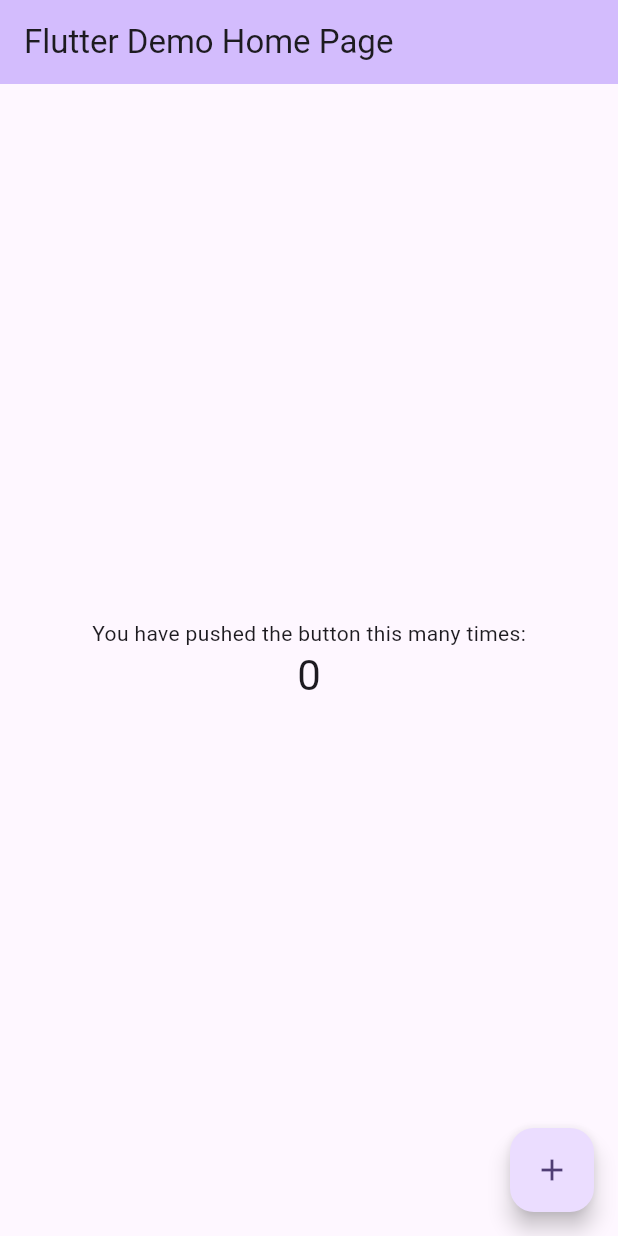
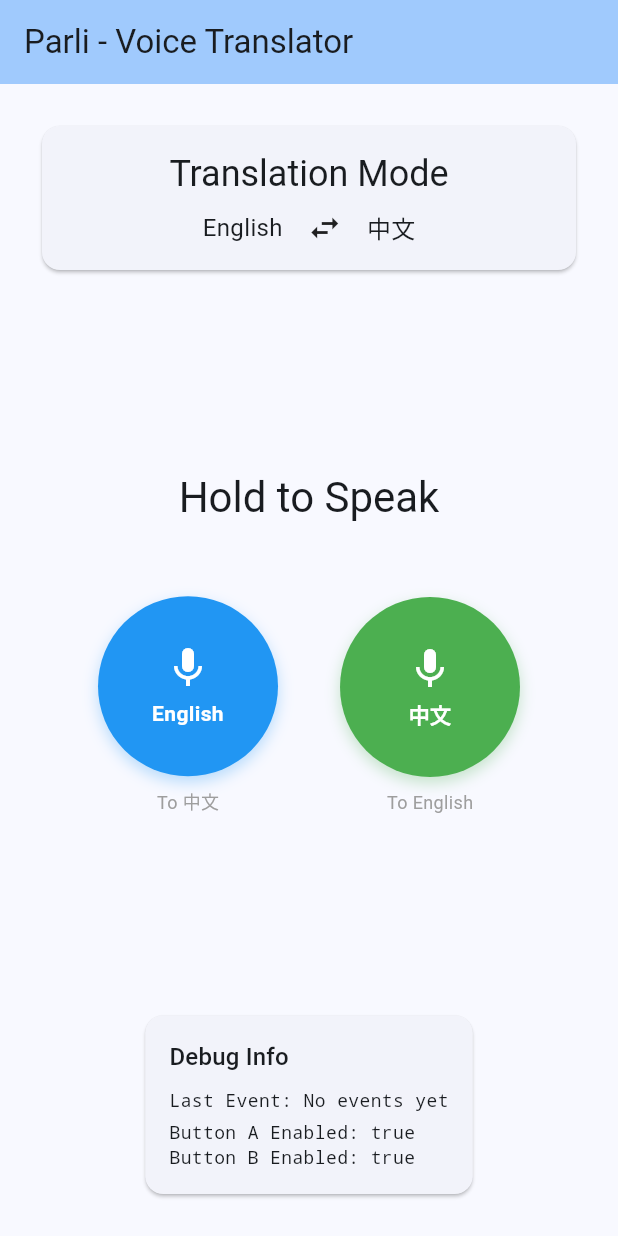
Before and after one commit to ShaneGCareCru/parli, a Flutter app: the screen it shows after launch, on a phone screen of 412 x 824 dp. Run offline on Flutter 3.47's test engine with Material 3 defaults, Android fonts, the phone set to English and light mode, and no system bars; missing offline and left inert: flutter_webrtc.

Commit message:
feat: implement PTT UI skeleton with A/B hold buttons (PAR-20)
- Create reusable PTTButton widget with press/hold/release events
- Support disabled state with visual feedback
- Add scale animation on button press
- Implement A/B button layout for bidirectional translation
- Create PTTScreen with language pair display (EN ↔ 中文)
- Add mutual exclusion (one button disables the other when pressed)
- Include debug panel showing button states and events
- Add comprehensive unit tests for button functionality

🤖 Generated with [Claude Code](https://claude.ai/code)

Co-Authored-By: Claude <noreply@anthropic.com>

```diff
--- a/app/lib/main.dart
+++ b/app/lib/main.dart
@@ -1,4 +1,5 @@
 import 'package:flutter/material.dart';
+import 'screens/ptt_screen.dart';
 
 void main() {
   runApp(const MyApp());
@@ -7,116 +8,15 @@ void main() {
 class MyApp extends StatelessWidget {
   const MyApp({super.key});
 
-  // This widget is the root of your application.
   @override
   Widget build(BuildContext context) {
     return MaterialApp(
-      title: 'Flutter Demo',
+      title: 'Parli - Voice Translator',
       theme: ThemeData(
-        // This is the theme of your application.
-        //
-        // TRY THIS: Try running your application with "flutter run". You'll see
-        // the application has a purple toolbar. Then, without quitting the app,
-        // try changing the seedColor in the colorScheme below to Colors.green
-        // and then invoke "hot reload" (save your changes or press the "hot
-        // reload" button in a Flutter-supported IDE, or press "r" if you used
-        // the command line to start the app).
-        //
-        // Notice that the counter didn't reset back to zero; the application
-        // state is not lost during the reload. To reset the state, use hot
-        // restart instead.
-        //
-        // This works for code too, not just values: Most code changes can be
-        // tested with just a hot reload.
-        colorScheme: ColorScheme.fromSeed(seedColor: Colors.deepPurple),
+        colorScheme: ColorScheme.fromSeed(seedColor: Colors.blue),
+        useMaterial3: true,
       ),
-      home: const MyHomePage(title: 'Flutter Demo Home Page'),
+      home: const PTTScreen(),
     );
   }
 }
-
-class MyHomePage extends StatefulWidget {
-  const MyHomePage({super.key, required this.title});
-
-  // This widget is the home page of your application. It is stateful, meaning
-  // that it has a State object (defined below) that contains fields that affect
-  // how it looks.
-
-  // This class is the configuration for the state. It holds the values (in this
-  // case the title) provided by the parent (in this case the App widget) and
-  // used by the build method of the State. Fields in a Widget subclass are
-  // always marked "final".
-
-  final String title;
-
-  @override
-  State<MyHomePage> createState() => _MyHomePageState();
-}
-
-class _MyHomePageState extends State<MyHomePage> {
-  int _counter = 0;
-
-  void _incrementCounter() {
-    setState(() {
-      // This call to setState tells the Flutter framework that something has
-      // changed in this State, which causes it to rerun the build method below
-      // so that the display can reflect the updated values. If we changed
-      // _counter without calling setState(), then the build method would not be
-      // called again, and so nothing would appear to happen.
-      _counter++;
-    });
-  }
-
-  @override
-  Widget build(BuildContext context) {
-    // This method is rerun every time setState is called, for instance as done
-    // by the _incrementCounter method above.
-    //
-    // The Flutter framework has been optimized to make rerunning build methods
-    // fast, so that you can just rebuild anything that needs updating rather
-    // than having to individually change instances of widgets.
-    return Scaffold(
-      appBar: AppBar(
-        // TRY THIS: Try changing the color here to a specific color (to
-        // Colors.amber, perhaps?) and trigger a hot reload to see the AppBar
-        // change color while the other colors stay the same.
-        backgroundColor: Theme.of(context).colorScheme.inversePrimary,
-        // Here we take the value from the MyHomePage object that was created by
-        // the App.build method, and use it to set our appbar title.
-        title: Text(widget.title),
-      ),
-      body: Center(
-        // Center is a layout widget. It takes a single child and positions it
-        // in the middle of the parent.
-        child: Column(
-          // Column is also a layout widget. It takes a list of children and
-          // arranges them vertically. By default, it sizes itself to fit its
-          // children horizontally, and tries to be as tall as its parent.
-          //
-          // Column has various properties to control how it sizes itself and
-          // how it positions its children. Here we use mainAxisAlignment to
-          // center the children vertically; the main axis here is the vertical
-          // axis because Columns are vertical (the cross axis would be
-          // horizontal).
-          //
-          // TRY THIS: Invoke "debug painting" (choose the "Toggle Debug Paint"
-          // action in the IDE, or press "p" in the console), to see the
-          // wireframe for each widget.
-          mainAxisAlignment: MainAxisAlignment.center,
-          children: <Widget>[
-            const Text('You have pushed the button this many times:'),
-            Text(
-              '$_counter',
-              style: Theme.of(context).textTheme.headlineMedium,
-            ),
-          ],
-        ),
-      ),
-      floatingActionButton: FloatingActionButton(
-        onPressed: _incrementCounter,
-        tooltip: 'Increment',
-        child: const Icon(Icons.add),
-      ), // This trailing comma makes auto-formatting nicer for build methods.
-    );
-  }
-}
--- /dev/null
+++ b/app/lib/screens/ptt_screen.dart
@@ -0,0 +1,174 @@
+import 'package:flutter/material.dart';
+import '../widgets/ptt_button.dart';
+
+class PTTScreen extends StatefulWidget {
+  const PTTScreen({super.key});
+
+  @override
+  State<PTTScreen> createState() => _PTTScreenState();
+}
+
+class _PTTScreenState extends State<PTTScreen> {
+  bool _isButtonAEnabled = true;
+  bool _isButtonBEnabled = true;
+  final String _currentLanguageA = "English";
+  final String _currentLanguageB = "中文";
+  String _lastEvent = "No events yet";
+
+  void _handleButtonAEvent(PTTEvent event) {
+    setState(() {
+      _lastEvent = "Button A ($_currentLanguageA → $_currentLanguageB): ${event.toString().split('.').last}";
+      if (event == PTTEvent.press) {
+        _isButtonBEnabled = false;
+      } else if (event == PTTEvent.release) {
+        _isButtonBEnabled = true;
+      }
+    });
+
+    _logEvent("Button A", event);
+  }
+
+  void _handleButtonBEvent(PTTEvent event) {
+    setState(() {
+      _lastEvent = "Button B ($_currentLanguageB → $_currentLanguageA): ${event.toString().split('.').last}";
+      if (event == PTTEvent.press) {
+        _isButtonAEnabled = false;
+      } else if (event == PTTEvent.release) {
+        _isButtonAEnabled = true;
+      }
+    });
+
+    _logEvent("Button B", event);
+  }
+
+  void _logEvent(String buttonName, PTTEvent event) {
+    debugPrint("$buttonName event: ${event.toString()}");
+  }
+
+  @override
+  Widget build(BuildContext context) {
+    return Scaffold(
+      appBar: AppBar(
+        title: const Text('Parli - Voice Translator'),
+        backgroundColor: Theme.of(context).colorScheme.inversePrimary,
+      ),
+      body: Padding(
+        padding: const EdgeInsets.all(24.0),
+        child: Column(
+          children: [
+            Card(
+              child: Padding(
+                padding: const EdgeInsets.all(16.0),
+                child: Column(
+                  children: [
+                    Text(
+                      'Translation Mode',
+                      style: Theme.of(context).textTheme.headlineSmall,
+                    ),
+                    const SizedBox(height: 8),
+                    Row(
+                      mainAxisAlignment: MainAxisAlignment.center,
+                      children: [
+                        Text(_currentLanguageA, style: const TextStyle(fontSize: 16)),
+                        const Padding(
+                          padding: EdgeInsets.symmetric(horizontal: 16),
+                          child: Icon(Icons.swap_horiz, size: 24),
+                        ),
+                        Text(_currentLanguageB, style: const TextStyle(fontSize: 16)),
+                      ],
+                    ),
+                  ],
+                ),
+              ),
+            ),
+            const SizedBox(height: 32),
+            Expanded(
+              child: Column(
+                mainAxisAlignment: MainAxisAlignment.center,
+                children: [
+                  Text(
+                    'Hold to Speak',
+                    style: Theme.of(context).textTheme.headlineMedium,
+                  ),
+                  const SizedBox(height: 48),
+                  Row(
+                    mainAxisAlignment: MainAxisAlignment.spaceEvenly,
+                    children: [
+                      Column(
+                        children: [
+                          PTTButton(
+                            label: _currentLanguageA,
+                            onEvent: _handleButtonAEvent,
+                            isEnabled: _isButtonAEnabled,
+                            primaryColor: Colors.blue,
+                            icon: Icons.mic,
+                          ),
+                          const SizedBox(height: 8),
+                          Text(
+                            'To $_currentLanguageB',
+                            style: const TextStyle(
+                              fontSize: 12,
+                              color: Colors.grey,
+                            ),
+                          ),
+                        ],
+                      ),
+                      Column(
+                        children: [
+                          PTTButton(
+                            label: _currentLanguageB,
+                            onEvent: _handleButtonBEvent,
+                            isEnabled: _isButtonBEnabled,
+                            primaryColor: Colors.green,
+                            icon: Icons.mic,
+                          ),
+                          const SizedBox(height: 8),
+                          Text(
+                            'To $_currentLanguageA',
+                            style: const TextStyle(
+                              fontSize: 12,
+                              color: Colors.grey,
+                            ),
+                          ),
+                        ],
+                      ),
+                    ],
+                  ),
+                ],
+              ),
+            ),
+            const SizedBox(height: 32),
+            Card(
+              child: Padding(
+                padding: const EdgeInsets.all(16.0),
+                child: Column(
+                  crossAxisAlignment: CrossAxisAlignment.start,
+                  children: [
+                    Text(
+                      'Debug Info',
+                      style: Theme.of(context).textTheme.titleMedium,
+                    ),
+                    const SizedBox(height: 8),
+                    Text(
+                      'Last Event: $_lastEvent',
+                      style: const TextStyle(fontSize: 12, fontFamily: 'monospace'),
+                    ),
+                    const SizedBox(height: 4),
+                    Text(
+                      'Button A Enabled: $_isButtonAEnabled',
+                      style: const TextStyle(fontSize: 12, fontFamily: 'monospace'),
+                    ),
+                    Text(
+                      'Button B Enabled: $_isButtonBEnabled',
+                      style: const TextStyle(fontSize: 12, fontFamily: 'monospace'),
+                    ),
+                  ],
+                ),
+              ),
+            ),
+          ],
+        ),
+      ),
+    );
+  }
+}
--- /dev/null
+++ b/app/lib/widgets/ptt_button.dart
@@ -0,0 +1,148 @@
+import 'package:flutter/material.dart';
+
+enum PTTButtonState { idle, pressed, disabled }
+
+enum PTTEvent { press, hold, release }
+
+class PTTButton extends StatefulWidget {
+  final String label;
+  final bool isEnabled;
+  final Function(PTTEvent) onEvent;
+  final Color primaryColor;
+  final Color disabledColor;
+  final IconData? icon;
+
+  const PTTButton({
+    super.key,
+    required this.label,
+    required this.onEvent,
+    this.isEnabled = true,
+    this.primaryColor = Colors.blue,
+    this.disabledColor = Colors.grey,
+    this.icon,
+  });
+
+  @override
+  State<PTTButton> createState() => _PTTButtonState();
+}
+
+class _PTTButtonState extends State<PTTButton>
+    with SingleTickerProviderStateMixin {
+  PTTButtonState _buttonState = PTTButtonState.idle;
+  late AnimationController _animationController;
+  late Animation<double> _scaleAnimation;
+
+  @override
+  void initState() {
+    super.initState();
+    _animationController = AnimationController(
+      duration: const Duration(milliseconds: 100),
+      vsync: this,
+    );
+    _scaleAnimation = Tween<double>(
+      begin: 1.0,
+      end: 0.95,
+    ).animate(CurvedAnimation(
+      parent: _animationController,
+      curve: Curves.easeInOut,
+    ));
+  }
+
+  @override
+  void dispose() {
+    _animationController.dispose();
+    super.dispose();
+  }
+
+  void _handleTapDown(TapDownDetails details) {
+    if (!widget.isEnabled) return;
+
+    setState(() {
+      _buttonState = PTTButtonState.pressed;
+    });
+    _animationController.forward();
+    widget.onEvent(PTTEvent.press);
+  }
+
+  void _handleTapUp(TapUpDetails details) {
+    if (!widget.isEnabled) return;
+
+    _handleRelease();
+  }
+
+  void _handleTapCancel() {
+    if (!widget.isEnabled) return;
+
+    _handleRelease();
+  }
+
+  void _handleRelease() {
+    setState(() {
+      _buttonState = PTTButtonState.idle;
+    });
+    _animationController.reverse();
+    widget.onEvent(PTTEvent.release);
+  }
+
+  Color get _currentColor {
+    if (!widget.isEnabled) return widget.disabledColor;
+    return _buttonState == PTTButtonState.pressed
+        ? widget.primaryColor.withValues(alpha: 0.8)
+        : widget.primaryColor;
+  }
+
+  @override
+  Widget build(BuildContext context) {
+    return GestureDetector(
+      onTapDown: widget.isEnabled ? _handleTapDown : null,
+      onTapUp: widget.isEnabled ? _handleTapUp : null,
+      onTapCancel: widget.isEnabled ? _handleTapCancel : null,
+      child: AnimatedBuilder(
+        animation: _scaleAnimation,
+        builder: (context, child) {
+          return Transform.scale(
+            scale: _scaleAnimation.value,
+            child: Container(
+              width: 120,
+              height: 120,
+              decoration: BoxDecoration(
+                color: _currentColor,
+                shape: BoxShape.circle,
+                boxShadow: widget.isEnabled
+                    ? [
+                        BoxShadow(
+                          color: _currentColor.withValues(alpha: 0.3),
+                          blurRadius: 8,
+                          offset: const Offset(0, 4),
+                        ),
+                      ]
+                    : null,
+              ),
+              child: Column(
+                mainAxisAlignment: MainAxisAlignment.center,
+                children: [
+                  if (widget.icon != null)
+                    Icon(
+                      widget.icon,
+                      color: Colors.white,
+                      size: 32,
+                    ),
+                  const SizedBox(height: 4),
+                  Text(
+                    widget.label,
+                    style: TextStyle(
+                      color: Colors.white,
+                      fontSize: 14,
+                      fontWeight: FontWeight.bold,
+                    ),
+                    textAlign: TextAlign.center,
+                  ),
+                ],
+              ),
+            ),
+          );
+        },
+      ),
+    );
+  }
+}
```
Also changed, not shown: 1 other file.
